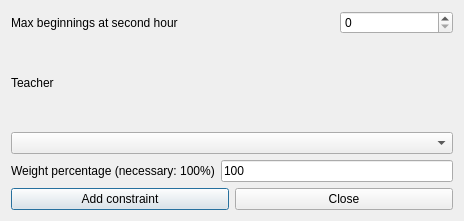
Above: fet/src/interface/addconstraintteachermorningsearlymaxbeginningsatsecondhourform_template.ui from vonmecheln/fet before the change. Below: the same form after it.
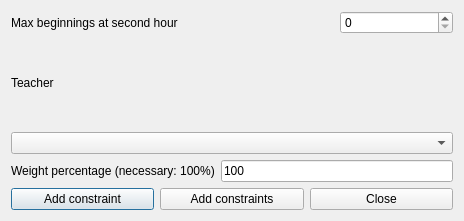
That is the form after the change.

What changed in the file:
```diff
--- a/fet/src/interface/addconstraintteachermorningsearlymaxbeginningsatsecondhourform_template.ui
+++ b/fet/src/interface/addconstraintteachermorningsearlymaxbeginningsatsecondhourform_template.ui
@@ -55,6 +55,13 @@
        </property>
       </widget>
      </item>
+     <item>
+      <widget class="QPushButton" name="addConstraintsPushButton">
+       <property name="text">
+        <string>Add constraints</string>
+       </property>
+      </widget>
+     </item>
      <item>
       <widget class="QPushButton" name="closePushButton">
        <property name="text">
```
